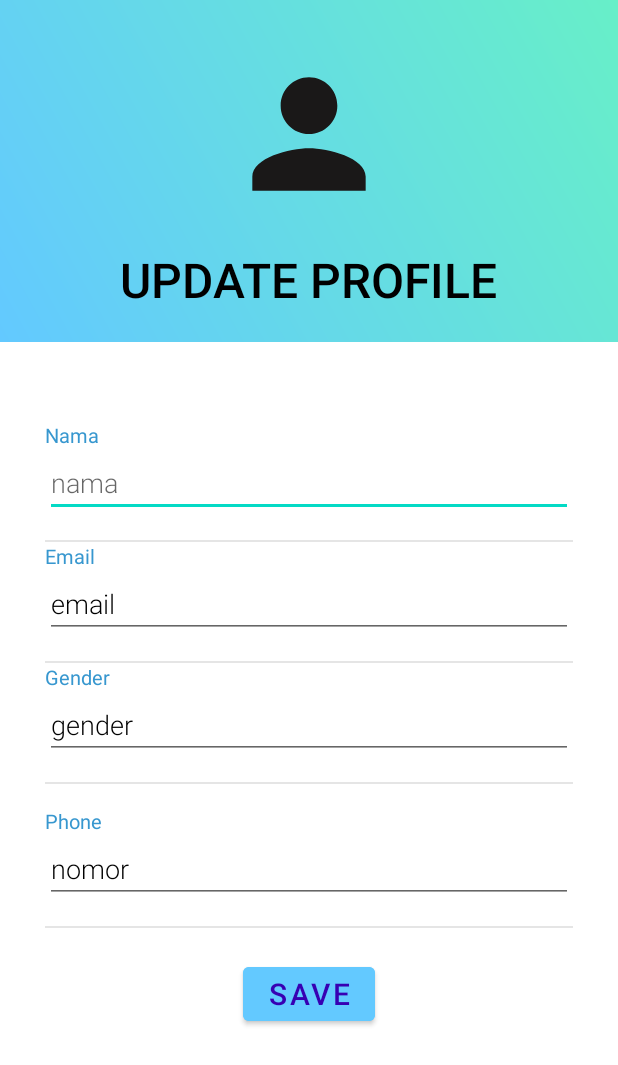
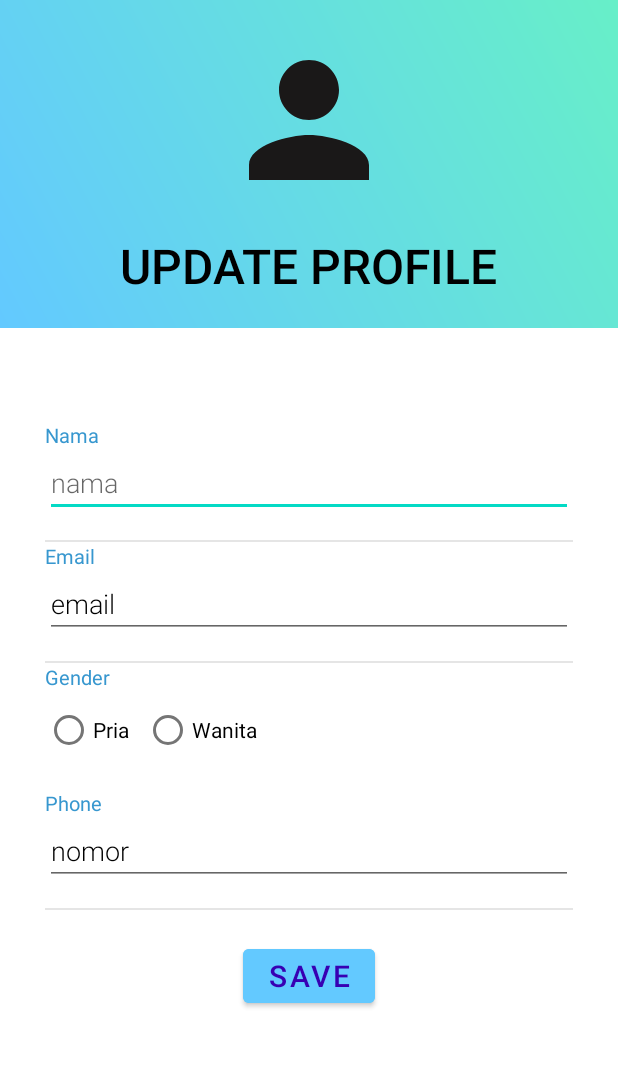
Before and after one commit to destanuarisufiaa/Compare_User, an Android app: the update_profile screen opened directly, with no data from a screen before it, on a phone screen of 412 x 824 dp. Shown: the top 1065 px of the screen. Run offline under Robolectric (Android 15) with nearby library versions, the phone set to English and light mode, and no system bars; our stand-ins replace CircleImageView, Firebase (no records; nobody signed in at launch, a user with empty details on screens opened directly).

Commit message:
berhasil update profil & set default photo & gender update

```diff
--- a/app/src/main/java/com/compare/compare_user/ProfilPengguna.kt
+++ b/app/src/main/java/com/compare/compare_user/ProfilPengguna.kt
@@ -62,19 +62,15 @@ class ProfilPengguna : Fragment() {
                     val phone = document.getString("phone")
                     val gender = document.getString("gender")
                     val email = document.getString("email")
-                    val kosong = ""
                     imageURL = document.getString("foto").toString().trim()
 
                     ShowName.text = "$name"
                     ShowPhone.text = "$phone"
                     ShowGender.text = "$gender"
                     ShowEmail.text = "$email"
-
-                    if (document.getString("foto").toString().trim() != kosong){
-                        Glide.with(this)
+                    Glide.with(this)
                             .load(imageURL)
                             .into(foto)
-                    }
 
                     statuss.text = "Succes dapat data user $userid"
                 }
--- a/app/src/main/java/com/compare/compare_user/register.kt
+++ b/app/src/main/java/com/compare/compare_user/register.kt
@@ -38,8 +38,6 @@ class register : AppCompatActivity() {
 
         val gender = findViewById<TextView>(R.id.txt_gender_register)
         val gender1 = findViewById<RadioGroup>(R.id.rg_gender1_register)
-//        val imageURL = getURLForResource(R.drawable.update_profile)
-        val Fotobawaan = findViewById<ImageView>(R.id.fotobawaan)
 
         auth = FirebaseAuth.getInstance()
         firestore = FirebaseFirestore.getInstance()
@@ -52,7 +50,7 @@ class register : AppCompatActivity() {
 
             val bitmap = (fotobawaan.getDrawable() as BitmapDrawable).getBitmap()
             val baos = ByteArrayOutputStream()
-            bitmap.compress(Bitmap.CompressFormat.PNG, 90, baos)
+            bitmap.compress(Bitmap.CompressFormat.PNG, 100, baos)
             val data = baos.toByteArray()
 
             val email = binding.edtEmailRegister.text.toString()
@@ -139,6 +137,7 @@ class register : AppCompatActivity() {
                             Log.w(ContentValues.TAG, "Error adding document $exception")
                         }
 
+                    auth.signOut()
                     val intent = Intent (this, logindanregister::class.java)
                     startActivity(intent)
                 }else{
--- a/app/src/main/java/com/compare/compare_user/update_profile.kt
+++ b/app/src/main/java/com/compare/compare_user/update_profile.kt
@@ -6,16 +6,12 @@ import android.content.Intent
 import android.content.pm.PackageManager
 import android.graphics.Bitmap
 import android.graphics.BitmapFactory
-import android.graphics.drawable.BitmapDrawable
 import android.net.Uri
-import androidx.appcompat.app.AppCompatActivity
 import android.os.Bundle
 import android.provider.MediaStore
-import android.widget.Button
-import android.widget.EditText
-import android.widget.ImageView
-import android.widget.Toast
+import android.widget.*
 import androidx.appcompat.app.AlertDialog
+import androidx.appcompat.app.AppCompatActivity
 import androidx.core.app.ActivityCompat
 import com.bumptech.glide.Glide
 import com.compare.compare_user.databinding.ActivityUpdateProfileBinding
@@ -25,18 +21,18 @@ import com.google.firebase.storage.FirebaseStorage
 import kotlinx.android.synthetic.main.activity_update_profile.*
 import java.io.ByteArrayOutputStream
 import java.io.IOException
-import java.net.URI
 import java.util.*
 
 class update_profile : AppCompatActivity() {
 
     private lateinit var updateNama : EditText
     private lateinit var updateEmail : EditText
-    private lateinit var updateGender : EditText
     private lateinit var updateNomor : EditText
     private lateinit var updateFoto : ImageView
+    private lateinit var gender1 : RadioGroup
     private lateinit var buttonUpdate : Button
     private lateinit var binding: ActivityUpdateProfileBinding
+    private lateinit var hasilGender: String
     var imageURL = ""
 
     override fun onCreate(savedInstanceState: Bundle?) {
@@ -64,7 +60,7 @@ class update_profile : AppCompatActivity() {
         //inisialisasi layout
         updateNama = findViewById(R.id.update_nama)
         updateEmail = findViewById(R.id.update_email)
-        updateGender = findViewById(R.id.update_gender)
+        gender1 = findViewById(R.id.rg_gender_update)
         updateNomor = findViewById(R.id.update_nomor)
         updateFoto= findViewById(R.id.updatefoto)
         buttonUpdate = findViewById(R.id.btn_update)
@@ -79,10 +75,15 @@ class update_profile : AppCompatActivity() {
 
             updateNama.setText("$namaUpdate")
             updateEmail.setText("$emailUpdate")
-            updateGender.setText("$genderUpdate")
             updateNomor.setText("$phoneUpdate")
+            if (genderUpdate.equals("Pria")){
+                gender1.check(R.id.male)
+            }else if (genderUpdate.equals("Wanita")){
+                gender1.check(R.id.female)
+            }
+
             imageURL = bundle.getString("foto")!!
-            if (bundle.getString("foto") != ""){
+            if (imageURL != ""){
                 Glide.with(this).load(bundle?.getString("foto")).into(updateFoto)
             }
 
@@ -141,10 +142,14 @@ class update_profile : AppCompatActivity() {
     }
 
     private fun updateData() {
+        val cekGenderRadioButtonId = gender1.checkedRadioButtonId
+        val listGender = findViewById<RadioButton>(cekGenderRadioButtonId)
+        hasilGender = "${listGender.text}"
+
         val edNama = updateNama.text.toString().trim()
         val edEmail = updateEmail.text.toString().trim()
         val edPhone = updateNomor.text.toString().trim()
-        val edGender = updateGender.text.toString().trim()
+        val edGender = hasilGender.trim()
 
         updatefoto.isDrawingCacheEnabled = true
         updatefoto.buildDrawingCache()
--- a/app/src/main/res/layout/activity_detail.xml
+++ b/app/src/main/res/layout/activity_detail.xml
@@ -3,6 +3,7 @@
     xmlns:tools="http://schemas.android.com/tools"
     android:layout_width="match_parent"
     android:layout_height="match_parent"
+    android:background="@color/grey"
     android:orientation="vertical"
     tools:context=".DetailActivity">
 
--- a/app/src/main/res/layout/activity_update_profile.xml
+++ b/app/src/main/res/layout/activity_update_profile.xml
@@ -18,21 +18,15 @@
             android:layout_width="wrap_content"
             android:layout_height="wrap_content"
             android:layout_centerHorizontal="true"
-            android:layout_marginTop="20dp"
-            >
+            android:layout_marginTop="20dp">
 
             <de.hdodenhof.circleimageview.CircleImageView
                 android:id="@+id/updatefoto"
                 android:layout_width="120dp"
                 android:layout_height="120dp"
-                android:layout_marginStart="9dp"
-                android:layout_marginTop="9dp"
-                android:layout_marginEnd="9dp"
-                android:layout_marginBottom="9dp"
                 app:layout_constraintEnd_toEndOf="parent"
                 app:layout_constraintStart_toStartOf="parent"
                 app:layout_constraintTop_toTopOf="parent"
-                android:padding="3dp"
                 android:src="@drawable/ic_baseline_person_24" />
 
 
@@ -138,20 +132,24 @@
                     android:textColor="@color/headings"
                     android:textSize="13sp" />
 
-                <EditText
-                    android:id="@+id/update_gender"
-                    android:layout_width="match_parent"
+                <RadioGroup
+                    android:id="@+id/rg_gender_update"
+                    android:layout_width="wrap_content"
                     android:layout_height="wrap_content"
-                    android:fontFamily="sans-serif-light"
-                    android:text="gender"
-                    android:textColor="#000000"
-                    android:textSize="18sp" />
-
-                <View
-                    android:layout_width="match_parent"
-                    android:layout_height="1dp"
-                    android:layout_marginTop="15dp"
-                    android:background="@color/grey" />
+                    android:layout_marginTop="2dp"
+                    android:orientation="horizontal">
+                    <RadioButton
+                        android:id="@+id/male"
+                        android:layout_width="wrap_content"
+                        android:layout_height="wrap_content"
+                        android:text="Pria"/>
+                    <RadioButton
+                        android:id="@+id/female"
+                        android:layout_width="wrap_content"
+                        android:layout_height="wrap_content"
+                        android:text="Wanita"
+                        android:layout_marginLeft="10dp"/>
+                </RadioGroup>
 
             </LinearLayout>
 
--- a/app/src/main/res/layout/fragment_home.xml
+++ b/app/src/main/res/layout/fragment_home.xml
@@ -4,6 +4,7 @@
     xmlns:app="http://schemas.android.com/apk/res-auto"
     android:layout_width="match_parent"
     android:layout_height="match_parent"
+    android:background="@drawable/grad"
     tools:context=".Home">
 
     <RelativeLayout
@@ -11,7 +12,7 @@
         android:layout_height="match_parent">
 
         <LinearLayout
-            android:background="#E7E7E7"
+            android:background="@drawable/grad"
             android:id="@+id/panel"
             android:orientation="horizontal"
             android:weightSum="16"
@@ -30,6 +31,7 @@
                 android:layout_gravity="center_vertical"
                 android:textSize="30sp"
                 android:textStyle="bold"
+                android:textColor="@color/black"
                 android:gravity="center"
                 android:layout_width="0dp"
                 android:layout_weight="11"
--- a/app/src/main/res/layout/recycler_item.xml
+++ b/app/src/main/res/layout/recycler_item.xml
@@ -14,7 +14,8 @@
 
     <RelativeLayout
         android:layout_width="match_parent"
-        android:layout_height="wrap_content">
+        android:layout_height="wrap_content"
+        android:background="@color/grey">
 
         <com.google.android.material.imageview.ShapeableImageView
             android:layout_width="120dp"
```
